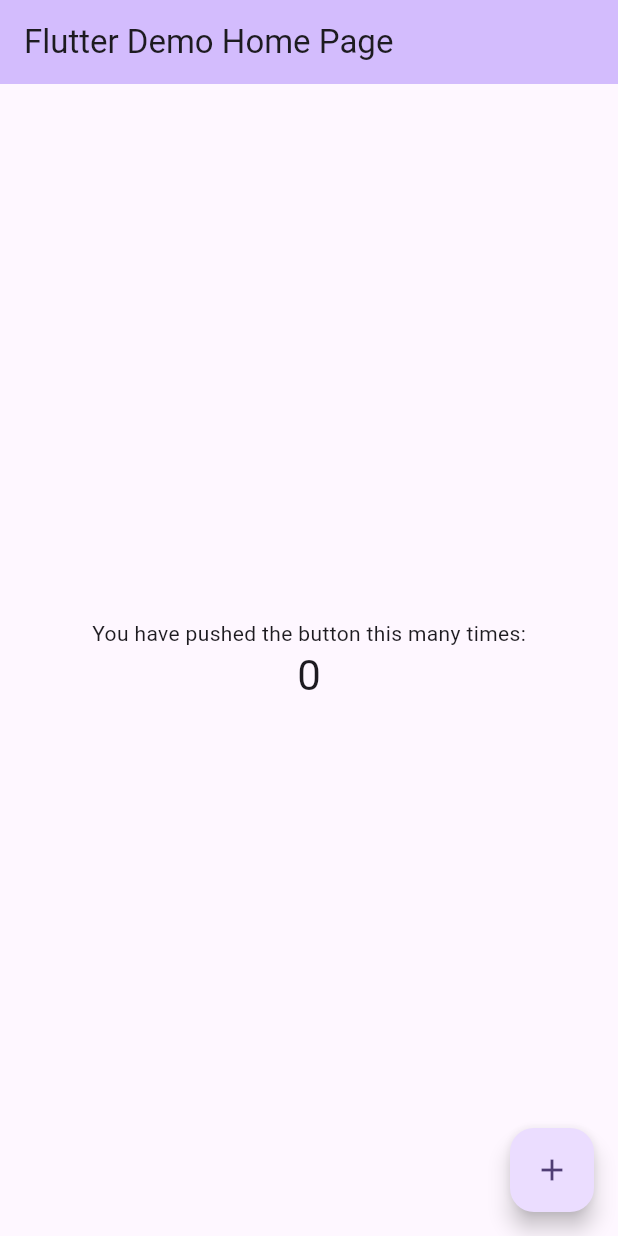
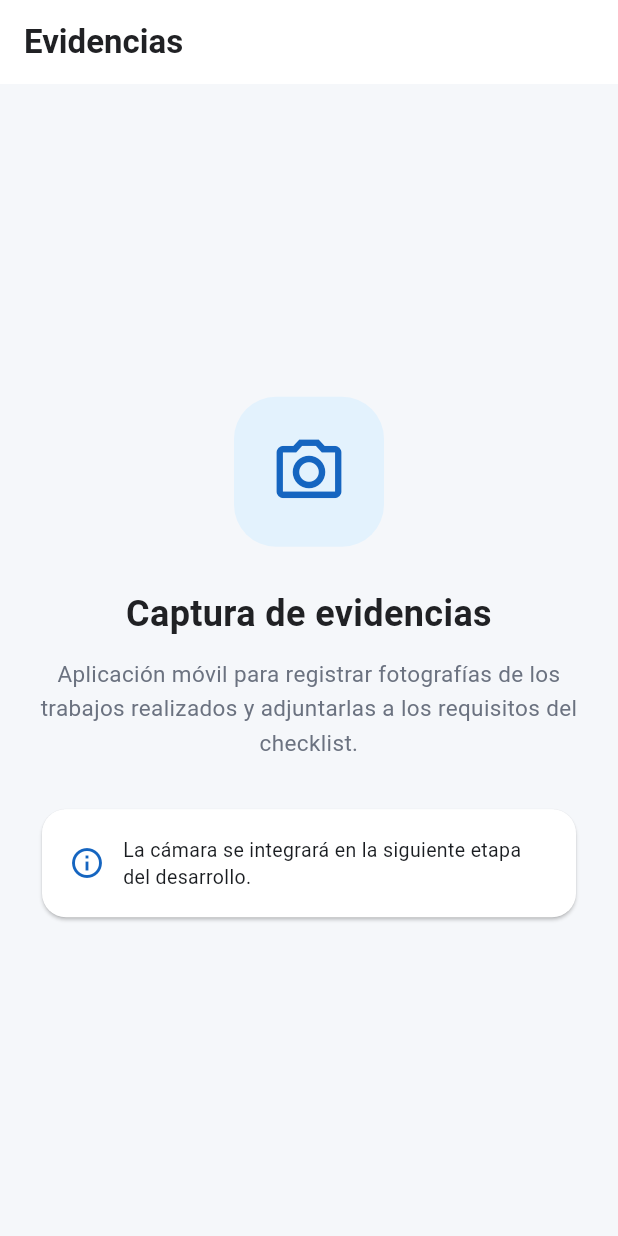
Before and after one commit to kn2tt/app-evidencias, a Flutter app: the screen it shows after launch, on a phone screen of 412 x 824 dp. Run offline on Flutter 3.47's test engine with Material 3 defaults, Android fonts, the phone set to English and light mode, and no system bars; our stand-ins replace material_ui.

Commit message:
Configurar estructura inicial y pantalla de bienvenida

```diff
--- /dev/null
+++ b/lib/core/config/app_config.dart
@@ -0,0 +1,8 @@
+class AppConfig {
+  // Nombre principal de la aplicación.
+  static const String appName = 'Evidencias';
+
+  // Descripción de la aplicación.
+  static const String appDescription =
+      'Aplicación móvil para la captura de evidencias fotográficas.';
+}
--- /dev/null
+++ b/lib/core/theme/app_theme.dart
@@ -0,0 +1,52 @@
+import 'package:material_ui/material_ui.dart';
+
+class AppTheme {
+  // Color principal de la aplicación.
+  static const Color primaryColor = Color(0xFF1565C0);
+
+  // Color de fondo.
+  static const Color backgroundColor = Color(0xFFF5F7FA);
+
+  // Tema claro.
+  static ThemeData get lightTheme {
+    return ThemeData(
+      useMaterial3: true,
+
+      colorScheme: ColorScheme.fromSeed(
+        seedColor: primaryColor,
+        brightness: Brightness.light,
+      ),
+
+      scaffoldBackgroundColor: backgroundColor,
+
+      appBarTheme: const AppBarTheme(
+        backgroundColor: Colors.white,
+        foregroundColor: Color(0xFF202124),
+        elevation: 0,
+        centerTitle: false,
+      ),
+
+      elevatedButtonTheme: ElevatedButtonThemeData(
+        style: ElevatedButton.styleFrom(
+          backgroundColor: primaryColor,
+          foregroundColor: Colors.white,
+          padding: const EdgeInsets.symmetric(
+            horizontal: 24,
+            vertical: 14,
+          ),
+          shape: RoundedRectangleBorder(
+            borderRadius: BorderRadius.circular(12),
+          ),
+        ),
+      ),
+
+      cardTheme: CardThemeData(
+        color: Colors.white,
+        elevation: 1,
+        shape: RoundedRectangleBorder(
+          borderRadius: BorderRadius.circular(16),
+        ),
+      ),
+    );
+  }
+}
--- /dev/null
+++ b/lib/features/camera/screens/camera_home_screen.dart
@@ -0,0 +1,110 @@
+import 'package:material_ui/material_ui.dart';
+
+class CameraHomeScreen extends StatelessWidget {
+  const CameraHomeScreen({super.key});
+
+  @override
+  Widget build(BuildContext context) {
+    return Scaffold(
+      appBar: AppBar(
+        title: const Text(
+          'Evidencias',
+          style: TextStyle(
+            fontWeight: FontWeight.w600,
+          ),
+        ),
+      ),
+
+      body: SafeArea(
+        child: Center(
+          child: Padding(
+            padding: const EdgeInsets.all(24),
+
+            child: ConstrainedBox(
+              constraints: const BoxConstraints(
+                maxWidth: 420,
+              ),
+
+              child: Column(
+                mainAxisSize: MainAxisSize.min,
+                children: [
+                  Container(
+                    width: 100,
+                    height: 100,
+
+                    decoration: BoxDecoration(
+                      color: const Color(0xFFE3F2FD),
+                      borderRadius: BorderRadius.circular(28),
+                    ),
+
+                    child: const Icon(
+                      Icons.camera_alt_outlined,
+                      size: 52,
+                      color: Color(0xFF1565C0),
+                    ),
+                  ),
+
+                  const SizedBox(height: 28),
+
+                  const Text(
+                    'Captura de evidencias',
+                    textAlign: TextAlign.center,
+                    style: TextStyle(
+                      fontSize: 24,
+                      fontWeight: FontWeight.bold,
+                      color: Color(0xFF202124),
+                    ),
+                  ),
+
+                  const SizedBox(height: 12),
+
+                  const Text(
+                    'Aplicación móvil para registrar fotografías '
+                    'de los trabajos realizados y adjuntarlas '
+                    'a los requisitos del checklist.',
+                    textAlign: TextAlign.center,
+                    style: TextStyle(
+                      fontSize: 15,
+                      height: 1.5,
+                      color: Color(0xFF6B7280),
+                    ),
+                  ),
+
+                  const SizedBox(height: 28),
+
+                  const Card(
+                    child: Padding(
+                      padding: EdgeInsets.all(18),
+
+                      child: Row(
+                        children: [
+                          Icon(
+                            Icons.info_outline,
+                            color: Color(0xFF1565C0),
+                          ),
+
+                          SizedBox(width: 12),
+
+                          Expanded(
+                            child: Text(
+                              'La cámara se integrará en la '
+                              'siguiente etapa del desarrollo.',
+                              style: TextStyle(
+                                fontSize: 13,
+                                height: 1.4,
+                              ),
+                            ),
+                          ),
+                        ],
+                      ),
+                    ),
+                  ),
+                ],
+              ),
+            ),
+          ),
+        ),
+      ),
+    );
+  }
+}
--- a/lib/main.dart
+++ b/lib/main.dart
@@ -1,122 +1,26 @@
 import 'package:material_ui/material_ui.dart';
 
+import 'core/config/app_config.dart';
+import 'core/theme/app_theme.dart';
+import 'features/camera/screens/camera_home_screen.dart';
+
 void main() {
-  runApp(const MyApp());
+  runApp(const EvidenciasApp());
 }
 
-class MyApp extends StatelessWidget {
-  const MyApp({super.key});
+class EvidenciasApp extends StatelessWidget {
+  const EvidenciasApp({super.key});
 
-  // This widget is the root of your application.
   @override
   Widget build(BuildContext context) {
     return MaterialApp(
-      title: 'Flutter Demo',
-      theme: ThemeData(
-        // This is the theme of your application.
-        //
-        // TRY THIS: Try running your application with "flutter run". You'll see
-        // the application has a purple toolbar. Then, without quitting the app,
-        // try changing the seedColor in the colorScheme below to Colors.green
-        // and then invoke "hot reload" (save your changes or press the "hot
-        // reload" button in a Flutter-supported IDE, or press "r" if you used
-        // the command line to start the app).
-        //
-        // Notice that the counter didn't reset back to zero; the application
-        // state is not lost during the reload. To reset the state, use hot
-        // restart instead.
-        //
-        // This works for code too, not just values: Most code changes can be
-        // tested with just a hot reload.
-        colorScheme: .fromSeed(seedColor: Colors.deepPurple),
-      ),
-      home: const MyHomePage(title: 'Flutter Demo Home Page'),
+      title: AppConfig.appName,
+
+      debugShowCheckedModeBanner: false,
+
+      theme: AppTheme.lightTheme,
+
+      home: const CameraHomeScreen(),
     );
   }
 }
-
-class MyHomePage extends StatefulWidget {
-  const MyHomePage({super.key, required this.title});
-
-  // This widget is the home page of your application. It is stateful, meaning
-  // that it has a State object (defined below) that contains fields that affect
-  // how it looks.
-
-  // This class is the configuration for the state. It holds the values (in this
-  // case the title) provided by the parent (in this case the App widget) and
-  // used by the build method of the State. Fields in a Widget subclass are
-  // always marked "final".
-
-  final String title;
-
-  @override
-  State<MyHomePage> createState() => _MyHomePageState();
-}
-
-class _MyHomePageState extends State<MyHomePage> {
-  int _counter = 0;
-
-  void _incrementCounter() {
-    setState(() {
-      // This call to setState tells the Flutter framework that something has
-      // changed in this State, which causes it to rerun the build method below
-      // so that the display can reflect the updated values. If we changed
-      // _counter without calling setState(), then the build method would not be
-      // called again, and so nothing would appear to happen.
-      _counter++;
-    });
-  }
-
-  @override
-  Widget build(BuildContext context) {
-    // This method is rerun every time setState is called, for instance as done
-    // by the _incrementCounter method above.
-    //
-    // The Flutter framework has been optimized to make rerunning build methods
-    // fast, so that you can just rebuild anything that needs updating rather
-    // than having to individually change instances of widgets.
-    return Scaffold(
-      appBar: AppBar(
-        // TRY THIS: Try changing the color here to a specific color (to
-        // Colors.amber, perhaps?) and trigger a hot reload to see the AppBar
-        // change color while the other colors stay the same.
-        backgroundColor: Theme.of(context).colorScheme.inversePrimary,
-        // Here we take the value from the MyHomePage object that was created by
-        // the App.build method, and use it to set our appbar title.
-        title: Text(widget.title),
-      ),
-      body: Center(
-        // Center is a layout widget. It takes a single child and positions it
-        // in the middle of the parent.
-        child: Column(
-          // Column is also a layout widget. It takes a list of children and
-          // arranges them vertically. By default, it sizes itself to fit its
-          // children horizontally, and tries to be as tall as its parent.
-          //
-          // Column has various properties to control how it sizes itself and
-          // how it positions its children. Here we use mainAxisAlignment to
-          // center the children vertically; the main axis here is the vertical
-          // axis because Columns are vertical (the cross axis would be
-          // horizontal).
-          //
-          // TRY THIS: Invoke "debug painting" (choose the "Toggle Debug Paint"
-          // action in the IDE, or press "p" in the console), to see the
-          // wireframe for each widget.
-          mainAxisAlignment: .center,
-          children: [
-            const Text('You have pushed the button this many times:'),
-            Text(
-              '$_counter',
-              style: Theme.of(context).textTheme.headlineMedium,
-            ),
-          ],
-        ),
-      ),
-      floatingActionButton: FloatingActionButton(
-        onPressed: _incrementCounter,
-        tooltip: 'Increment',
-        child: const Icon(Icons.add),
-      ),
-    );
-  }
-}
```
Also changed, not shown: 1 other file.
